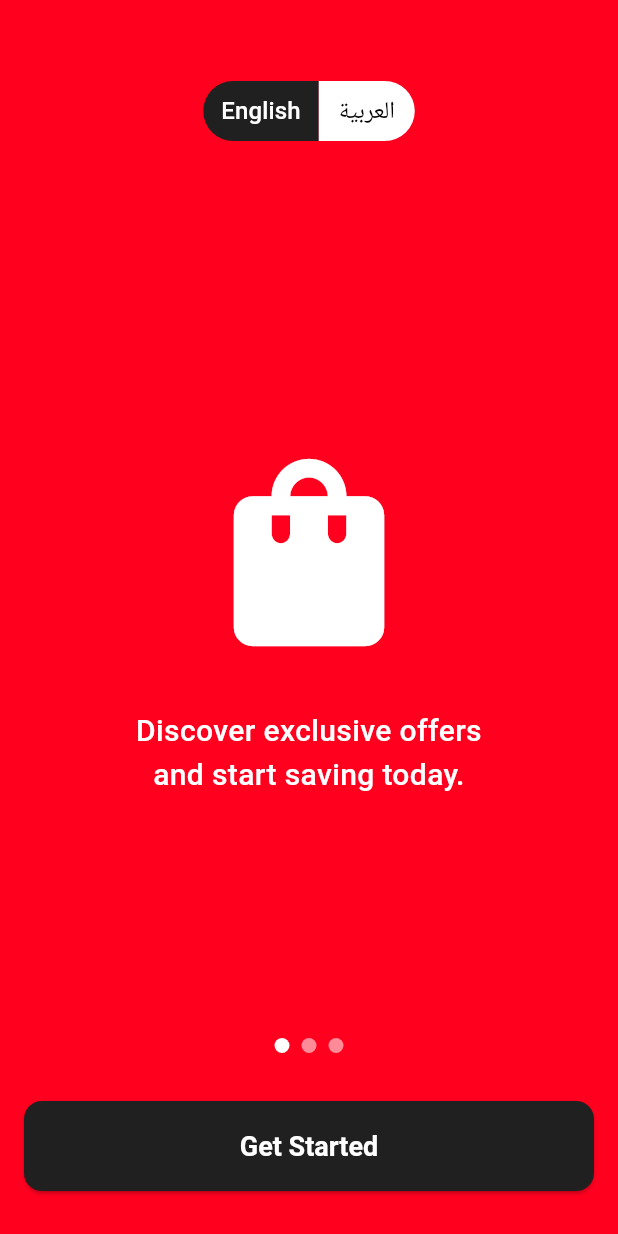
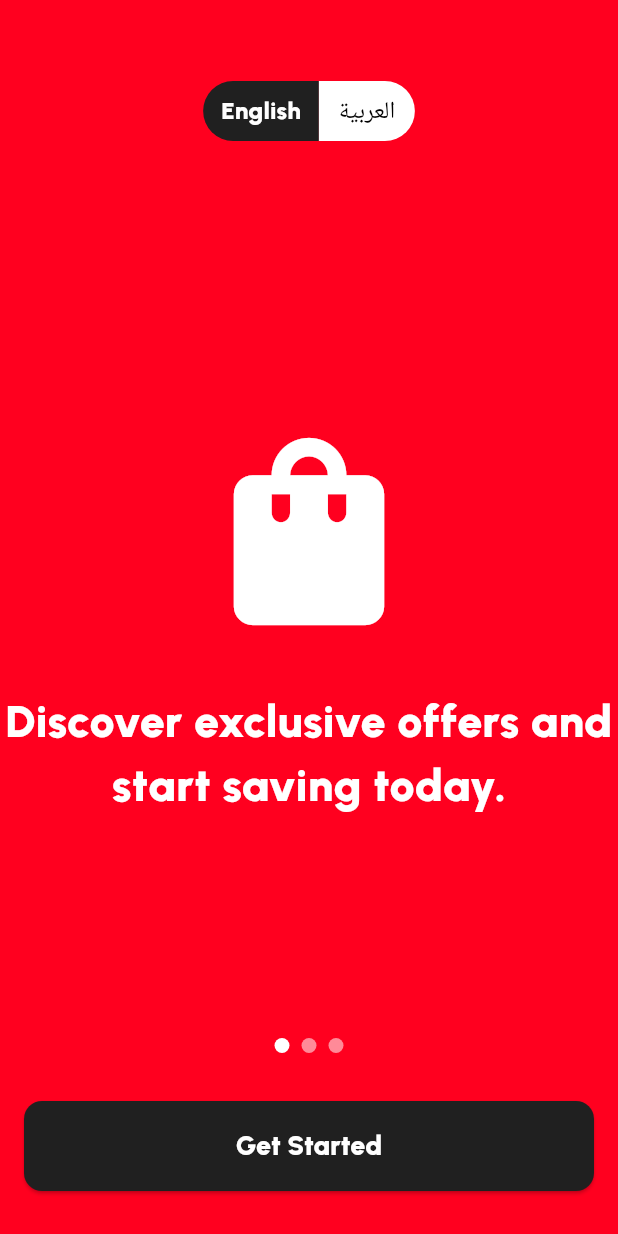
Before and after one commit to hashamVeroke/flutter_statemanagement, a Flutter app: the screen it shows after launch, on a phone screen of 412 x 824 dp. Run offline on Flutter 3.47's test engine with Material 3 defaults, Android fonts, the phone set to English and light mode, and no system bars; drawn by our look-alikes of smooth_page_indicator; our stand-ins replace dio, easy_localization, flutter_bloc, flutter_dotenv, go_router, intl_phone_number_input and 2 more.

Commit message:
Refactor onboarding view and localization for improved user experience
- Updated Arabic and English translations for consistency by removing line breaks in titles.
- Enhanced onboarding_view.dart to initialize selected language based on device locale.
- Replaced hardcoded text styles with utility styles from TextStyleUtil for better maintainability.
- Removed unused NetworkLoader widget and cleaned up app_util.dart for improved code clarity.

```diff
--- a/assets/translations/ar.json
+++ b/assets/translations/ar.json
@@ -1,7 +1,7 @@
 {
-  "slide1_title": "اكتشف العروض الحصرية\nوابدأ التوفير اليوم.",
-  "slide2_title": "استكشف آلاف العروض\nقريبًا منك واستمتع بتوفير يومي.",
-  "slide3_title": "استمتع بالعروض مع الأصدقاء\nوالعائلة لتجربة أكثر إثراءً.",
+  "slide1_title": "اكتشف العروض الحصرية وابدأ التوفير اليوم.",
+  "slide2_title": "استكشف آلاف العروض قريبًا منك واستمتع بتوفير يومي.",
+  "slide3_title": "استمتع بالعروض مع الأصدقاء والعائلة لتجربة أكثر إثراءً.",
   "english": "الإنجليزية",
   "arabic": "العربية",
   "get_started": "ابدأ الآن",
--- a/assets/translations/en.json
+++ b/assets/translations/en.json
@@ -1,7 +1,7 @@
 {
-  "slide1_title": "Discover exclusive offers\nand start saving today.",
-  "slide2_title": "Explore thousands of offers\nnear you and enjoy everyday savings.",
-  "slide3_title": "Enjoy offers with friends\nand family for a more enriching experience.",
+  "slide1_title": "Discover exclusive offers and start saving today.",
+  "slide2_title": "Explore thousands of offers near you and enjoy everyday savings.",
+  "slide3_title": "Enjoy offers with friends and family for a more enriching experience.",
   "english": "English",
   "arabic": "Arabic",
   "get_started": "Get Started",
--- a/lib/modules/auth/views/onboarding_view.dart
+++ b/lib/modules/auth/views/onboarding_view.dart
@@ -10,6 +10,7 @@ import '../../../core/network/base_client.dart';
 import '../../../utils/shared_widgets/app_loader.dart';
 import '../../../utils/shared_widgets/buttons/app_button.dart';
 import '../../../utils/shared_widgets/input_fields/phone_input.dart';
+import '../../../utils/text_style_util.dart';
 import '../cubit/auth_cubit.dart';
 import '../cubit/auth_states.dart';
 
@@ -45,6 +46,21 @@ class _OnboardingState extends State<Onboarding> {
     },
   ];
 
+  @override
+  void initState() {
+    super.initState();
+    WidgetsBinding.instance.addPostFrameCallback((_) async {
+      final String code = context.locale.languageCode;
+      final int idx = code == 'ar' ? 1 : 0;
+      if (mounted) {
+        setState(() {
+          selectedLanguageIndex = idx;
+        });
+      }
+      await BaseClient.setLanguage(code);
+    });
+  }
+
   void languageHandler(i) async {
     final locale = i == 0 ? const Locale('en') : const Locale('ar');
     context.setLocale(locale);
@@ -65,6 +81,7 @@ class _OnboardingState extends State<Onboarding> {
       isStarted = true;
     });
   }
+
 
   @override
   Widget build(BuildContext context) {
@@ -139,10 +156,8 @@ class _OnboardingState extends State<Onboarding> {
                               Text(
                                 page["title"].toString().tr(),
                                 textAlign: TextAlign.center,
-                                style: const TextStyle(
+                                style: TextStyleUtil.semiBold30.copyWith(
                                   color: Colors.white,
-                                  fontSize: 20,
-                                  fontWeight: FontWeight.w500,
                                 ),
                               ),
                             ],
@@ -187,9 +202,13 @@ class _OnboardingState extends State<Onboarding> {
                                 ),
                               ),
                             ),
-                            child: const Text(
+                            child: Text(
                               'English',
-                              style: TextStyle(fontSize: 16),
+                              style: TextStyleUtil.medium16.copyWith(
+                                color: selectedLanguageIndex == 0
+                                    ? Colors.white
+                                    : Colors.black,
+                              ),
                             ),
                           ),
                           TextButton(
@@ -218,9 +237,13 @@ class _OnboardingState extends State<Onboarding> {
                                 ),
                               ),
                             ),
-                            child: const Text(
+                            child: Text(
                               'العربية',
-                              style: TextStyle(fontSize: 16),
+                              style: TextStyleUtil.medium16.copyWith(
+                                color: selectedLanguageIndex == 1
+                                    ? Colors.white
+                                    : Colors.black,
+                              ),
                             ),
                           ),
                         ],
--- a/lib/utils/text_style_util.dart
+++ b/lib/utils/text_style_util.dart
@@ -4,7 +4,7 @@ import 'package:flutter/material.dart';
 /// Utility class for common text styles in the app.
 class TextStyleUtil {
   // Font families
-  static const String _font = 'Roboto';
+  static const String _font = 'Urbanist';
 
   // Font sizes
   static const double _fs12 = 12.0;
```
Also changed, not shown: lib/utils/app_util/app_util.dart (+0 -32 lines), lib/utils/shared_widgets/network_loader.dart (deleted, +0 -18 lines).
